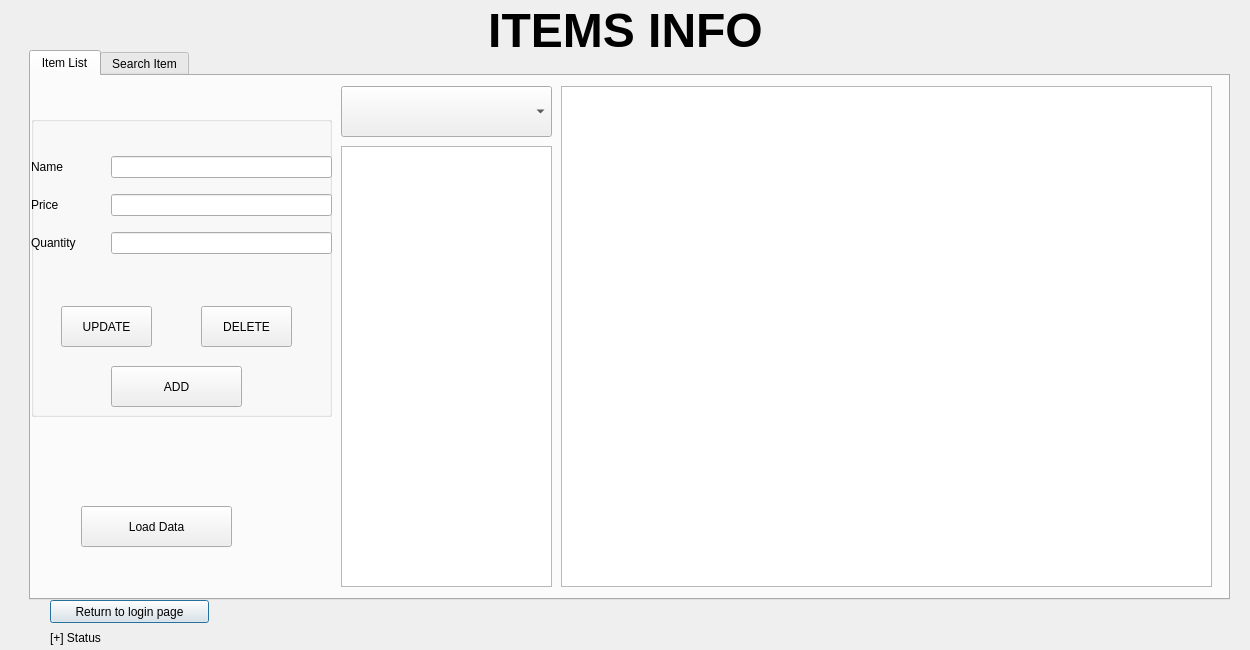
Before: the Qt Designer form Project2/admin_item_database.ui in tdragon00/CS1C_Project_2, drawn with Qt 5.
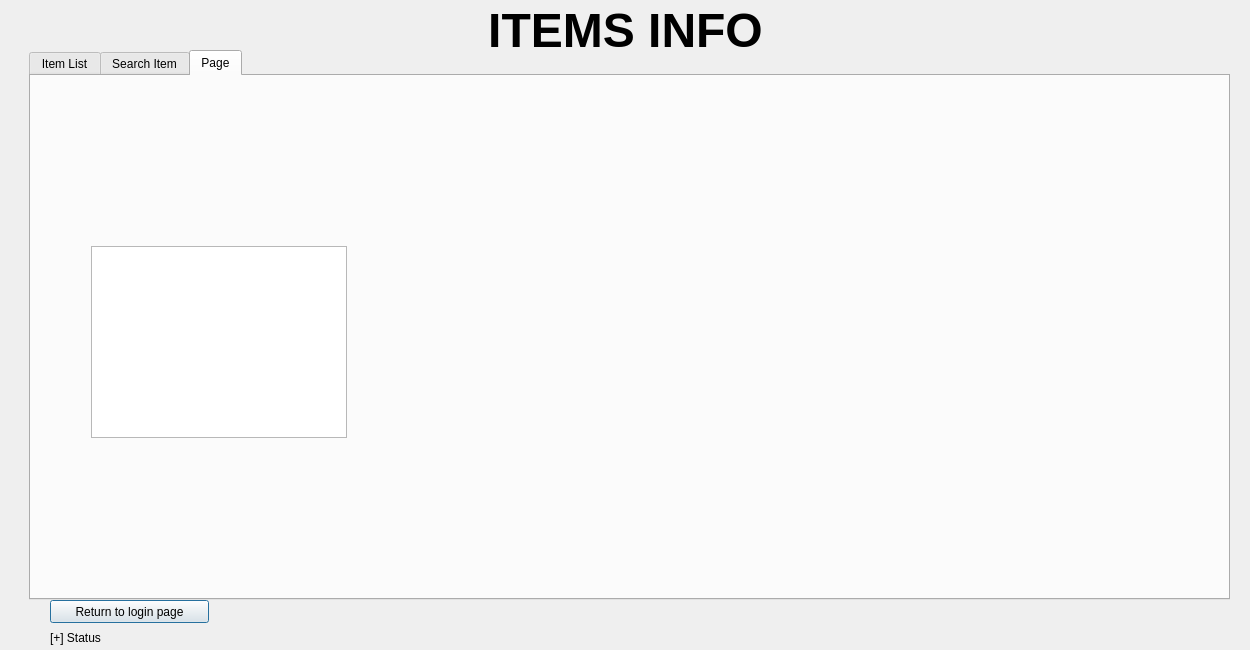
After: the same form once the commit is applied.

```diff
--- a/Project2/admin_item_database.ui
+++ b/Project2/admin_item_database.ui
@@ -36,7 +36,7 @@
     </rect>
    </property>
    <property name="currentIndex">
-    <number>0</number>
+    <number>2</number>
    </property>
    <widget class="QWidget" name="tab_2">
     <attribute name="title">
@@ -249,6 +249,21 @@
      </layout>
     </widget>
    </widget>
+   <widget class="QWidget" name="tab">
+    <attribute name="title">
+     <string>Page</string>
+    </attribute>
+    <widget class="QTableView" name="test">
+     <property name="geometry">
+      <rect>
+       <x>60</x>
+       <y>170</y>
+       <width>256</width>
+       <height>192</height>
+      </rect>
+     </property>
+    </widget>
+   </widget>
   </widget>
   <widget class="QLabel" name="label_5">
    <property name="geometry">
```
